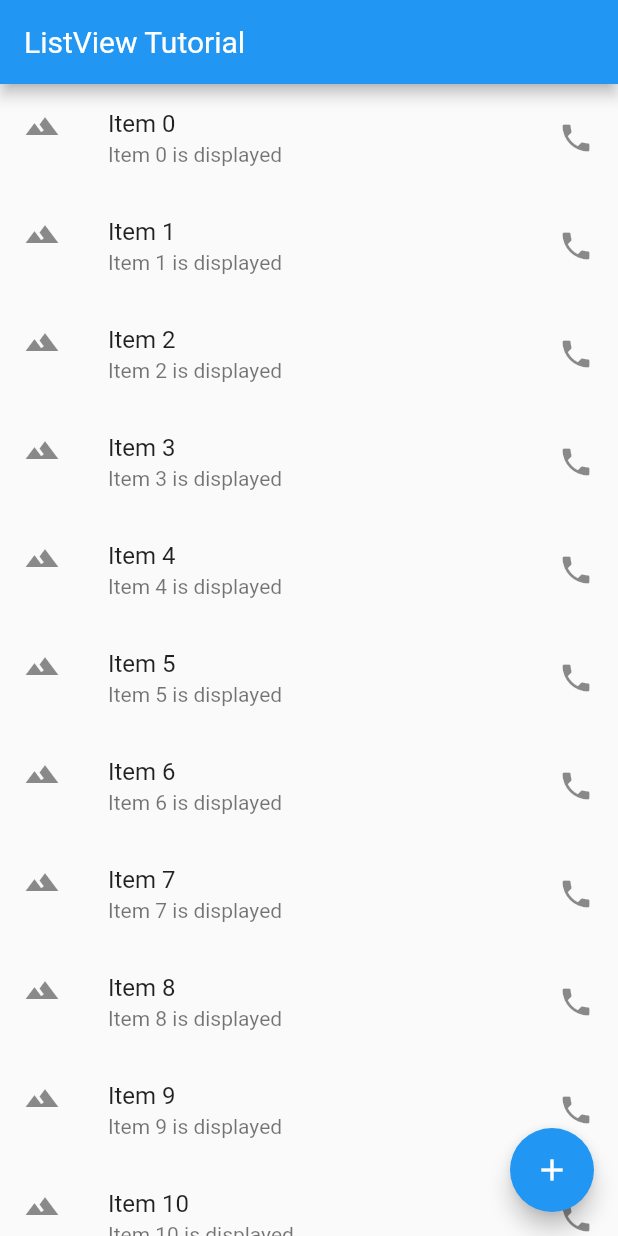
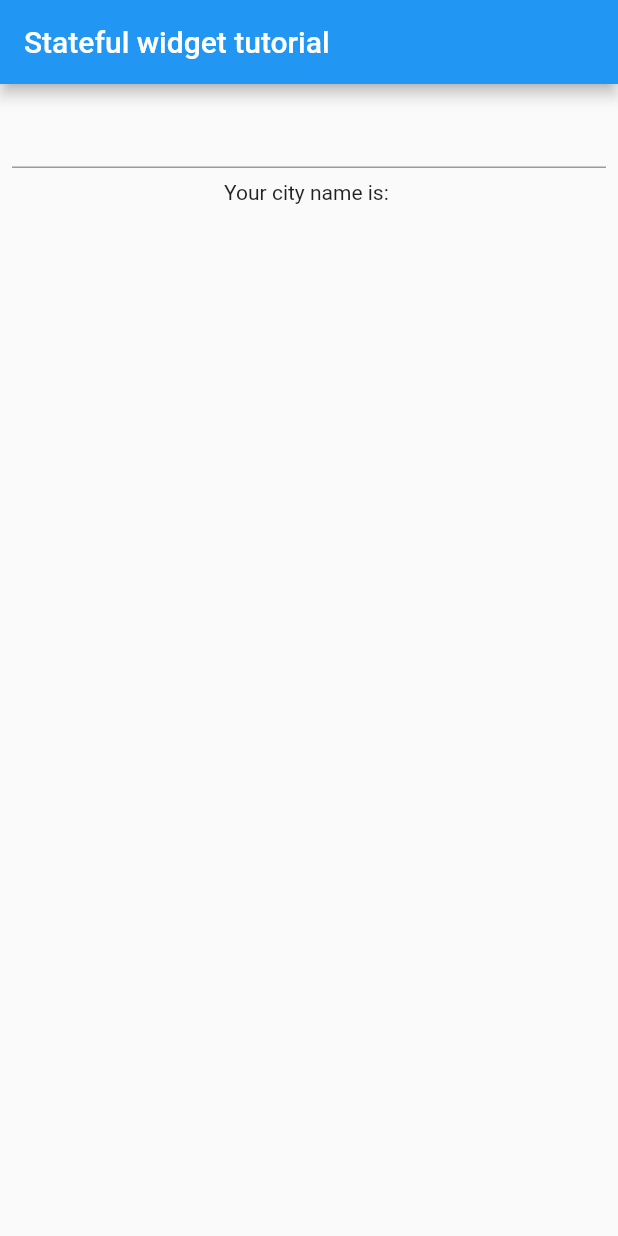
Before and after one commit to Haraprosad/flutter_app_building_learning, a Flutter app: the screen it shows after launch, on a phone screen of 412 x 824 dp. Run offline on Flutter 3.47's test engine with Material 2 defaults, Android fonts, the phone set to English and light mode, and no system bars.

Commit message:
11)Stateful widget

```diff
--- a/lib/main.dart
+++ b/lib/main.dart
@@ -3,56 +3,50 @@ import 'package:flutter/material.dart';
 void main(){
   runApp(
     MaterialApp(
-      title: "Long ListView Practice",
+      title: "Statefull widget tutorial",
       home: Scaffold(
-        appBar: AppBar(title: Text("ListView Tutorial")),
-        body: getListView(),
-        floatingActionButton: FloatingActionButton(
-          child: Icon(Icons.add),
-          tooltip: "You pressed floating button.",
-          onPressed: (){
-            debugPrint("You have pressed floatingButton.");
-          },
-        ),
+        appBar: AppBar(title: Text("Stateful widget tutorial"),),
+        body: favouriteCity(),
       ),
     )
   );
 }
 
-//Step-01: make data source
-List<String> listItems(){
-  var list = List<String>.generate(1000, (counter)=>"Item $counter");
-  return list;
+//Step-1: create a class extended StatefulWidget
+
+class favouriteCity extends StatefulWidget{
+  @override
+  State<StatefulWidget> createState() {
+    return _favouriteCityState();
+  }
+
 }
 
-//Step-02: convert data source to widget
-Widget getListView(){
-  var litem = listItems();
-  var listV = ListView.builder(itemBuilder: (context,index){
-    return ListTile(
-      title: Text("${litem[index]}"),
-      leading: Icon(Icons.landscape),
-      trailing: Icon(Icons.phone),
-      subtitle: Text("${litem[index]} is displayed"),
-      onTap: (){
-       showSnackBar(context,"${litem[index]}");
-        },
+//Step-02: Create a class extended State<above_class>
+class _favouriteCityState extends State<favouriteCity>{
+  String cityName = "";
+  @override
+  Widget build(BuildContext context) {
+    return Container(
+      padding: EdgeInsets.all(8),
+      child: Column(
+        children: <Widget>[
+          TextField(
+            textAlign: TextAlign.center,
+            onSubmitted: (String userInput){
+              //we can also use here onChanged: then the change will be instant
+              //Step-03: call the setState method and put the changing value
+              setState(() {
+                cityName = userInput;
+              });
+            },
+          ),
+          Padding(
+            child: Text("Your city name is: $cityName"),
+            padding: EdgeInsets.only(top: 8),
+          ),
+        ],
+      )
     );
-  });
-  return listV;
+  }
 }
-
-//For showing snackbar
-
-void showSnackBar(BuildContext context,String a){
-  var msg = SnackBar(
-    content: Text("You have pressed $a"),
-    action: SnackBarAction(
-      label: "UNDO",
-      onPressed: (){
-        debugPrint("You are pressed dummy Undo.");
-      },
-    ),
-  );
-  Scaffold.of(context).showSnackBar(msg);
-}
```
Also changed, not shown: pubspec.yaml (+16 -16 lines), fonts/Raleway-Bold.ttf (deleted), fonts/Raleway-Italic.ttf (deleted), fonts/Raleway-LightItalic.ttf (deleted), fonts/Raleway-Regular.ttf (deleted), fonts/Roboto-Regular.ttf (deleted), images/plc.jpg (deleted).
